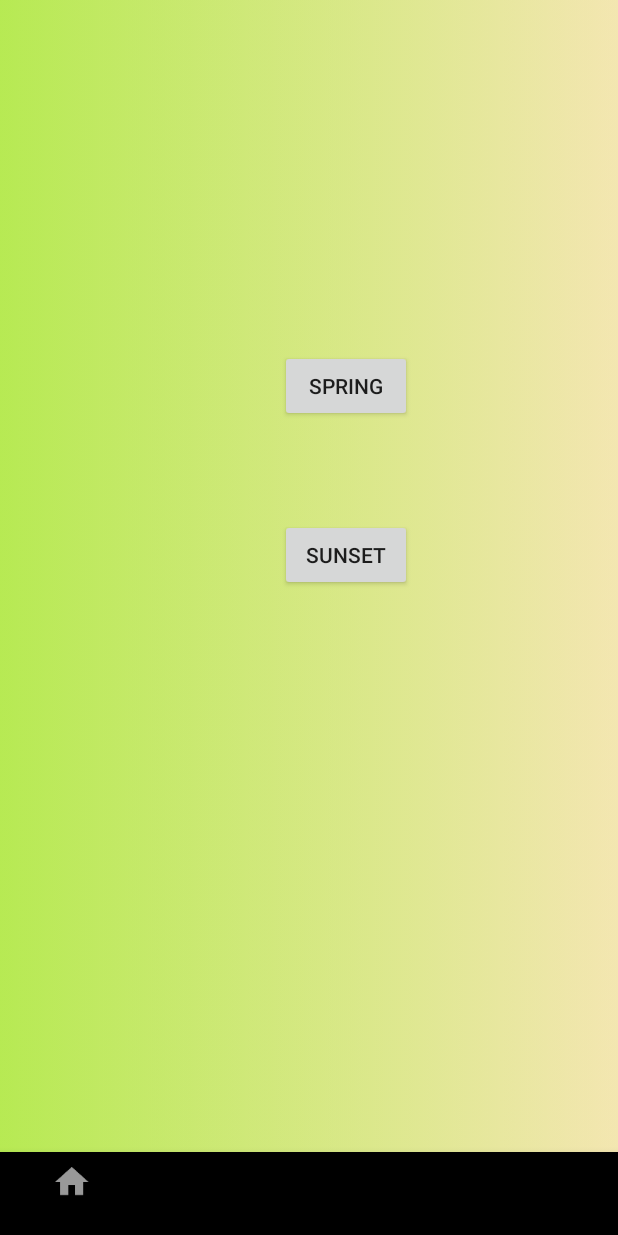
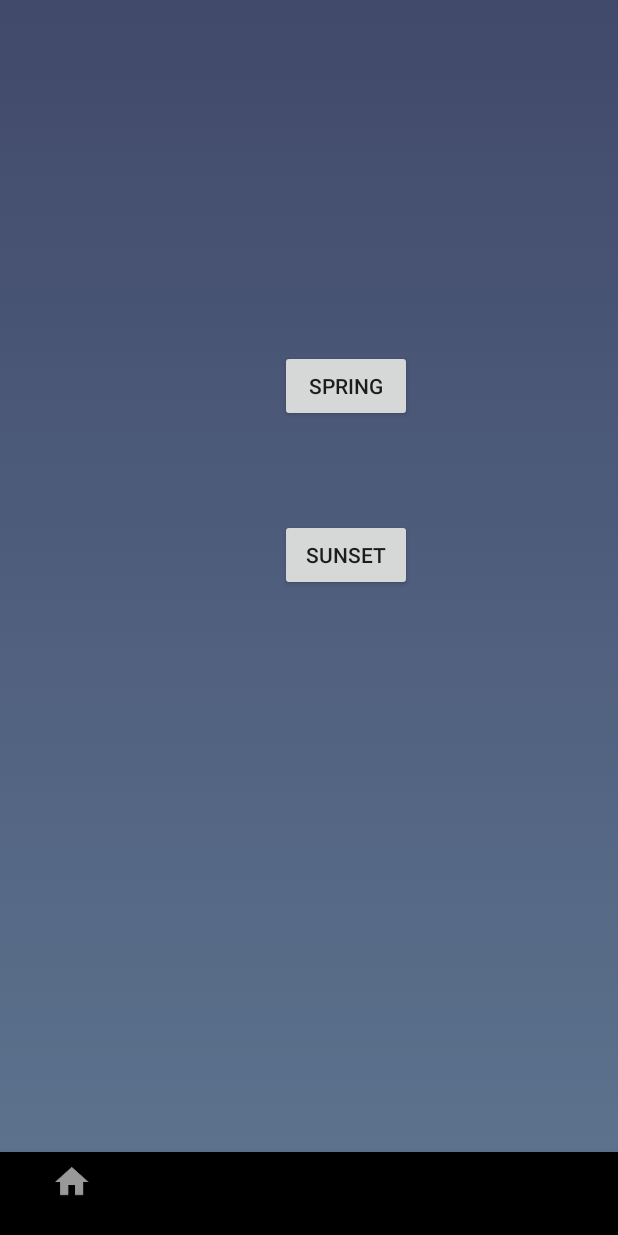
Before and after one commit to rbjacob101/Workout_App, an Android app: the screen it shows after launch (homepageActivity), after a tap on "SPRING", on a phone screen of 412 x 824 dp. Run offline under Robolectric (Android 15) with nearby library versions, the phone set to English and light mode, and no system bars; 1 other tap on this screen came first.

Commit message:
changed gradient colors on gradient_(1-4).xml; refined gradient flicker on homepageActivity.java; changed gradient change delay on GradientBackgroundPainter.java; changed fit to system on activity_homepage.xml; made status bar more transparent styles.xml;

```diff
--- a/app/src/main/java/jsrb/com/workoutapp/GradientBackgroundPainter.java
+++ b/app/src/main/java/jsrb/com/workoutapp/GradientBackgroundPainter.java
@@ -18,7 +18,7 @@ import java.util.Random;
 
 public class GradientBackgroundPainter {
     private static final int MIN = 2000;
-    private static final int MAX = 9000;
+    private static final int MAX = 12000;
 
     private final Random random;
     private final Handler handler;
--- a/app/src/main/java/jsrb/com/workoutapp/homepageActivity.java
+++ b/app/src/main/java/jsrb/com/workoutapp/homepageActivity.java
@@ -6,7 +6,6 @@ import android.os.CountDownTimer;
 import android.support.v4.content.ContextCompat;
 import android.support.v7.app.AppCompatActivity;
 import android.view.View;
-import android.view.ViewGroup;
 
 public class homepageActivity extends AppCompatActivity {
 
@@ -39,11 +38,7 @@ public class homepageActivity extends AppCompatActivity {
     public void springGradient (View view) {
         if (gradientOnSunset){
             final View layout = getWindow().getDecorView();
-            final View bg = ((ViewGroup) this
-                    .findViewById(android.R.id.content)).getChildAt(0);
-            bg.setBackground(ContextCompat.getDrawable(getApplicationContext(), R.drawable.transitiontest_1));
-            TransitionDrawable transition = (TransitionDrawable) bg.getBackground();
-            transition.startTransition(100);
+            final View bg = findViewById(R.id.bg);
 
             new CountDownTimer(100, 1000) {
                 @Override
@@ -66,17 +61,16 @@ public class homepageActivity extends AppCompatActivity {
 
                 }
             }.start();
+            bg.setBackground(ContextCompat.getDrawable(getApplicationContext(), R.drawable.transitiontest_1));
+            TransitionDrawable transition = (TransitionDrawable) bg.getBackground();
+            transition.startTransition(100);
         }
     }
 
     public void sunsetGradient (View view) {
         if (!gradientOnSunset) {
             final View layout = getWindow().getDecorView();
-            final View bg = ((ViewGroup) this
-                    .findViewById(android.R.id.content)).getChildAt(0);
-            bg.setBackground(ContextCompat.getDrawable(getApplicationContext(), R.drawable.transitiontest_2));
-            TransitionDrawable transition = (TransitionDrawable) bg.getBackground();
-            transition.startTransition(100);
+            final View bg = findViewById(R.id.bg);
 
             new CountDownTimer(100, 1000) {
                 @Override
@@ -98,6 +92,9 @@ public class homepageActivity extends AppCompatActivity {
                     sunsetGradientPainter.start();
                 }
             }.start();
+            bg.setBackground(ContextCompat.getDrawable(getApplicationContext(), R.drawable.transitiontest_2));
+            TransitionDrawable transition = (TransitionDrawable) bg.getBackground();
+            transition.startTransition(100);
         }
     }
 
--- a/app/src/main/res/drawable/gradient_1.xml
+++ b/app/src/main/res/drawable/gradient_1.xml
@@ -4,7 +4,7 @@
     <item>
         <shape>
             <gradient
-            android:angle="0"
+            android:angle="90"
             android:startColor="#ee2438"
             android:endColor="#ff6a0f"
             android:type="linear"/>
--- a/app/src/main/res/drawable/gradient_2.xml
+++ b/app/src/main/res/drawable/gradient_2.xml
@@ -4,7 +4,7 @@
     <item>
         <shape>
             <gradient
-            android:angle="180"
+            android:angle="90"
             android:startColor="#e1a000"
                 android:endColor="#ff4e01"
             android:type="linear"/>
--- a/app/src/main/res/drawable/gradient_3.xml
+++ b/app/src/main/res/drawable/gradient_3.xml
@@ -4,9 +4,9 @@
     <item>
         <shape>
             <gradient
-            android:angle="180"
-            android:startColor="#ffeda1"
-            android:endColor="#aaf21d"
+            android:angle="90"
+            android:startColor="#606c88"
+            android:endColor="#3f4c6b"
             android:type="linear"/>
         </shape>
     </item>
--- /dev/null
+++ b/app/src/main/res/drawable/gradient_4.xml
@@ -0,0 +1,14 @@
+<?xml version="1.0" encoding="utf-8"?>
+<selector xmlns:android="http://schemas.android.com/apk/res/android">
+
+    <item>
+        <shape>
+            <gradient
+            android:angle="90"
+            android:startColor="#4CB8C4"
+            android:endColor="#53346D"
+            android:type="linear"/>
+        </shape>
+    </item>
+
+</selector>
--- a/app/src/main/res/layout/activity_homepage.xml
+++ b/app/src/main/res/layout/activity_homepage.xml
@@ -5,13 +5,31 @@
     android:layout_width="match_parent"
     android:layout_height="match_parent"
     xmlns:design="http://schemas.android.com/apk/res-auto"
-    tools:context="jsrb.com.workoutapp.homepageActivity">
+    tools:context="jsrb.com.workoutapp.homepageActivity"
+    android:fitsSystemWindows="true">
 
 
     <android.support.constraint.ConstraintLayout
         android:id="@+id/bg"
         android:layout_width="match_parent"
-        android:layout_height="match_parent">
+        android:layout_height="match_parent"
+        android:fitsSystemWindows="true">
+
+
+        <Button
+            android:id="@+id/view"
+            android:layout_width="wrap_content"
+            android:layout_height="wrap_content"
+            android:layout_marginTop="346dp"
+            android:onClick="sunsetGradient"
+            android:text="Sunset"
+            app:layout_constraintHorizontal_bias="0.577"
+            app:layout_constraintLeft_toLeftOf="parent"
+            app:layout_constraintRight_toRightOf="parent"
+            app:layout_constraintTop_toTopOf="parent"
+            tools:layout_constraintLeft_creator="1"
+            tools:layout_constraintRight_creator="1"
+            tools:layout_constraintTop_creator="1" />
 
         <Button
             android:id="@+id/button"
@@ -28,20 +46,6 @@
             tools:layout_constraintRight_creator="1"
             tools:layout_constraintTop_creator="1" />
 
-        <Button
-            android:id="@+id/view"
-            android:layout_width="wrap_content"
-            android:layout_height="wrap_content"
-            android:layout_marginTop="346dp"
-            android:onClick="sunsetGradient"
-            android:text="Sunset"
-            app:layout_constraintHorizontal_bias="0.577"
-            app:layout_constraintLeft_toLeftOf="parent"
-            app:layout_constraintRight_toRightOf="parent"
-            app:layout_constraintTop_toTopOf="parent"
-            tools:layout_constraintLeft_creator="1"
-            tools:layout_constraintRight_creator="1"
-            tools:layout_constraintTop_creator="1" />
     </android.support.constraint.ConstraintLayout>
 
     <android.support.design.widget.BottomNavigationView
--- a/app/src/main/res/values/styles.xml
+++ b/app/src/main/res/values/styles.xml
@@ -4,7 +4,7 @@
     <style name="AppTheme" parent="Theme.AppCompat.DayNight.NoActionBar">
         <!-- Customize your theme here. -->
         <item name="colorPrimary">#ffffffff</item>
-        <item name="colorPrimaryDark">#49000000</item>
+        <item name="colorPrimaryDark">#19000000</item>
         <item name="colorAccent">@color/colorAccent</item>
         <item name="windowNoTitle">true</item>
         <item name="windowActionBar">false</item>
@@ -17,7 +17,7 @@
         <!-- Customize your theme here. -->
         <item name="windowNoTitle">true</item>
         <item name="windowActionBar">false</item>
-        <item name="colorPrimaryDark">#49000000</item>
+        <item name="colorPrimaryDark">#29000000</item>
     </style>
 
     <style name="AppTheme.AppBarOverlay" parent="ThemeOverlay.AppCompat.Dark.ActionBar" />
```
